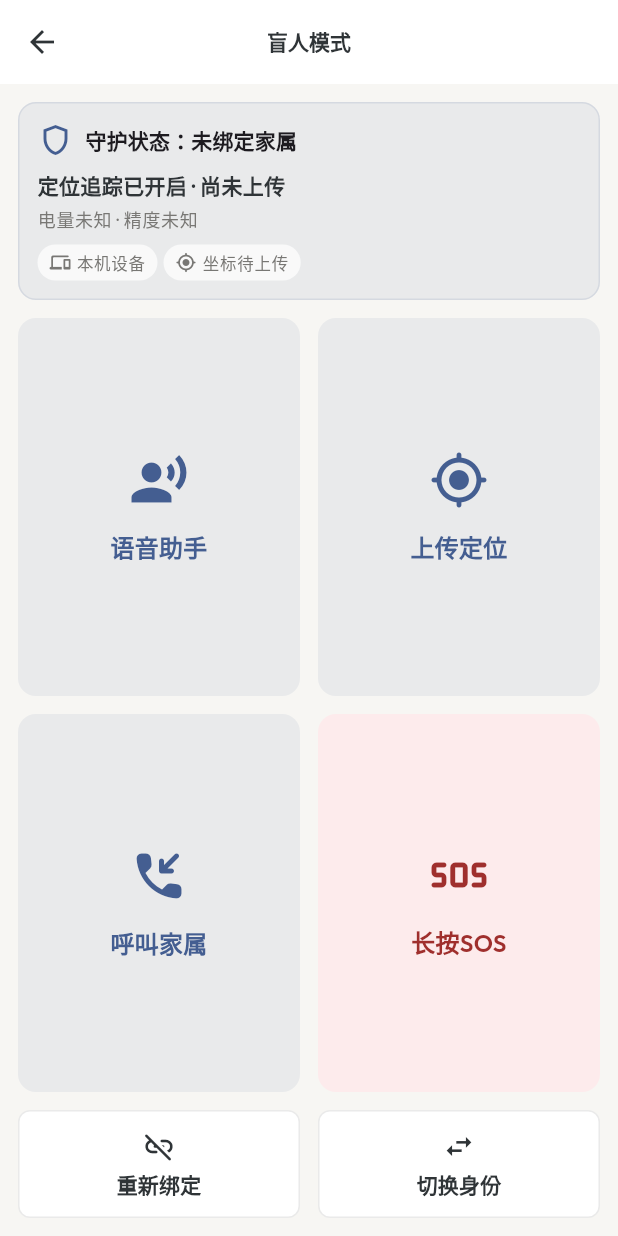
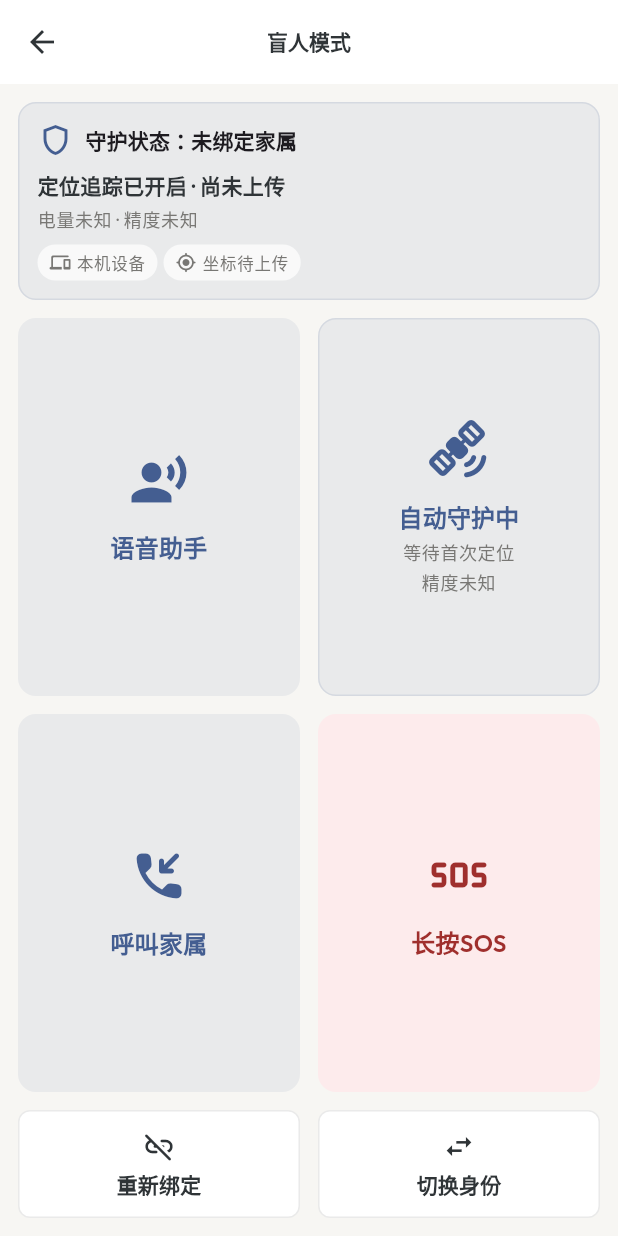
Before and after one commit to chius-me/globi-app, a Flutter app: the BlindHomeScreen screen opened directly, on a phone screen of 412 x 824 dp. Run offline on Flutter 3.47's test engine with Material 3 defaults, Android fonts, the phone set to English and light mode, and no system bars; drawn by our look-alikes of dynamic_color; our stand-ins replace app_links, battery_plus, device_info_plus, dio, flutter_local_notifications, flutter_map and 7 more; missing offline and left inert: record; accounts and stored records are empty.

Commit message:
feat(blind): refine SOS cancellation experience

```diff
--- a/lib/screens/blind_home_screen.dart
+++ b/lib/screens/blind_home_screen.dart
@@ -1,6 +1,7 @@
 import 'dart:async';
 
 import 'package:flutter/material.dart';
+import 'package:flutter/semantics.dart';
 import 'package:flutter/services.dart';
 import 'package:provider/provider.dart';
 import 'package:url_launcher/url_launcher.dart';
@@ -138,29 +139,19 @@ class _BlindHomeScreenState extends State<BlindHomeScreen>
     ).showSnackBar(const SnackBar(content: Text('当前无法打开拨号界面')));
   }
 
-  Future<void> _uploadLocation() async {
-    final blindMode = context.read<BlindModeProvider>();
-    await blindMode.uploadCurrentLocation(silentErrors: false);
-    if (!mounted || blindMode.errorMessage != null) {
-      return;
-    }
-    HapticFeedback.heavyImpact();
-    ScaffoldMessenger.of(
-      context,
-    ).showSnackBar(const SnackBar(content: Text('当前位置已上传给家属')));
-  }
-
   Future<void> _sendSos() async {
     _sosCountdownTimer?.cancel();
     if (mounted) {
       setState(() => _sosCountdownSeconds = 0);
     }
+    _announce('正在发送 SOS 求助');
     final blindMode = context.read<BlindModeProvider>();
     final result = await blindMode.sendSos();
     if (!mounted || result == null) {
       return;
     }
     HapticFeedback.heavyImpact();
+    _announce('SOS 已发送给家属');
     ScaffoldMessenger.of(
       context,
     ).showSnackBar(const SnackBar(content: Text('SOS 已发送给家属')));
@@ -176,6 +167,7 @@ class _BlindHomeScreenState extends State<BlindHomeScreen>
   void _startSosCountdown() {
     if (_sosCountdownSeconds > 0) return;
     HapticFeedback.heavyImpact();
+    _announce('SOS 倒计时开始，双击屏幕取消求助');
     setState(() => _sosCountdownSeconds = 10);
     _sosCountdownTimer?.cancel();
     _sosCountdownTimer = Timer.periodic(const Duration(seconds: 1), (timer) {
@@ -188,6 +180,11 @@ class _BlindHomeScreenState extends State<BlindHomeScreen>
         unawaited(_sendSos());
         return;
       }
+      HapticFeedback.vibrate();
+      final nextSecond = _sosCountdownSeconds - 1;
+      if (nextSecond == 5 || nextSecond <= 3) {
+        _announce('SOS 将在 $nextSecond 秒后发送');
+      }
       setState(() => _sosCountdownSeconds -= 1);
     });
   }
@@ -195,10 +192,19 @@ class _BlindHomeScreenState extends State<BlindHomeScreen>
   void _cancelSosCountdown() {
     _sosCountdownTimer?.cancel();
     HapticFeedback.selectionClick();
+    _announce('SOS 已取消');
     setState(() => _sosCountdownSeconds = 0);
     ScaffoldMessenger.of(
       context,
     ).showSnackBar(const SnackBar(content: Text('SOS 已取消')));
+  }
+
+  void _announce(String message) {
+    SemanticsService.sendAnnouncement(
+      View.of(context),
+      message,
+      TextDirection.ltr,
+    );
   }
 
   @override
@@ -215,7 +221,9 @@ class _BlindHomeScreenState extends State<BlindHomeScreen>
             centerTitle: true,
           ),
           body: SafeArea(
-            child: Padding(
+            child: Stack(
+              children: [
+                Padding(
                   padding: const EdgeInsets.all(Spacing.md),
                   child: Column(
                     children: [
@@ -254,7 +262,9 @@ class _BlindHomeScreenState extends State<BlindHomeScreen>
                                   children: [
                                     OutlinedButton.icon(
                                       onPressed: blindMode.openLocationSettings,
-                                  icon: const Icon(Icons.location_on_outlined),
+                                      icon: const Icon(
+                                        Icons.location_on_outlined,
+                                      ),
                                       label: const Text('打开定位设置'),
                                     ),
                                     OutlinedButton.icon(
@@ -270,13 +280,6 @@ class _BlindHomeScreenState extends State<BlindHomeScreen>
                         ),
                       _GuardianStatusCard(blindMode: blindMode),
                       const SizedBox(height: Spacing.md),
-                  if (_sosCountdownSeconds > 0) ...[
-                    _SosCountdownCard(
-                      seconds: _sosCountdownSeconds,
-                      onCancel: _cancelSosCountdown,
-                    ),
-                    const SizedBox(height: Spacing.md),
-                  ],
                       Expanded(
                         child: Row(
                           children: [
@@ -292,18 +295,8 @@ class _BlindHomeScreenState extends State<BlindHomeScreen>
                             ),
                             const SizedBox(width: Spacing.md),
                             Expanded(
-                          child: _BigButton(
-                            icon: blindMode.isUploadingLocation
-                                ? Icons.sync
-                                : Icons.my_location_rounded,
-                            label: blindMode.isUploadingLocation
-                                ? '上传中'
-                                : '上传定位',
-                            semanticsHint: '向家属上传当前定位',
-                            isLoading: blindMode.isUploadingLocation,
-                            onTap: blindMode.isUploadingLocation
-                                ? null
-                                : _uploadLocation,
+                              child: _LocationUploadStatusCard(
+                                blindMode: blindMode,
                               ),
                             ),
                           ],
@@ -318,7 +311,9 @@ class _BlindHomeScreenState extends State<BlindHomeScreen>
                                 icon: blindMode.isCallingFamily
                                     ? Icons.sync
                                     : Icons.phone_callback_rounded,
-                            label: blindMode.isCallingFamily ? '获取中' : '呼叫家属',
+                                label: blindMode.isCallingFamily
+                                    ? '获取中'
+                                    : '呼叫家属',
                                 semanticsHint: '打开拨号界面联系绑定家属',
                                 isLoading: blindMode.isCallingFamily,
                                 onTap: blindMode.isCallingFamily
@@ -333,10 +328,12 @@ class _BlindHomeScreenState extends State<BlindHomeScreen>
                                     ? Icons.sync
                                     : Icons.sos_rounded,
                                 label: blindMode.isSendingSos ? '发送中' : '长按SOS',
-                            semanticsHint: '长按发送紧急求助给家属',
+                                semanticsHint: '长按启动 SOS 倒计时',
                                 isLoading: blindMode.isSendingSos,
                                 isDestructive: true,
-                            onTap: blindMode.isSendingSos ? null : _showSosHint,
+                                onTap: blindMode.isSendingSos
+                                    ? null
+                                    : _showSosHint,
                                 onLongPress: blindMode.isSendingSos
                                     ? null
                                     : _startSosCountdown,
@@ -377,6 +374,13 @@ class _BlindHomeScreenState extends State<BlindHomeScreen>
                       ),
                     ],
                   ),
+                ),
+                if (_sosCountdownSeconds > 0)
+                  _FullScreenSosCancelOverlay(
+                    seconds: _sosCountdownSeconds,
+                    onCancel: _cancelSosCountdown,
+                  ),
+              ],
             ),
           ),
         );
@@ -499,53 +503,161 @@ class _BigButton extends StatelessWidget {
   }
 }
 
-class _SosCountdownCard extends StatelessWidget {
-  final int seconds;
-  final VoidCallback onCancel;
+class _LocationUploadStatusCard extends StatelessWidget {
+  final BlindModeProvider blindMode;
 
-  const _SosCountdownCard({required this.seconds, required this.onCancel});
+  const _LocationUploadStatusCard({required this.blindMode});
 
   @override
   Widget build(BuildContext context) {
     final theme = Theme.of(context);
+    final location = blindMode.lastUploadedLocation;
+    final uploadedAt =
+        location?.updatedAt ?? blindMode.lastUploadResult?.updatedAt;
+    final statusText = blindMode.isUploadingLocation ? '正在上传' : '自动守护中';
+    final detailText = uploadedAt == null
+        ? '等待首次定位'
+        : _relativeTime(uploadedAt);
+    final accuracyText = location?.accuracyMeters == null
+        ? '精度未知'
+        : '精度约 ${location!.accuracyMeters!.round()} 米';
+
     return Semantics(
       liveRegion: true,
-      label: 'SOS 将在 $seconds 秒后发送，点击取消可以停止发送',
+      label: '定位状态，$statusText，$detailText，$accuracyText',
       child: Container(
         width: double.infinity,
+        height: double.infinity,
         padding: const EdgeInsets.all(Spacing.md),
         decoration: BoxDecoration(
-          color: MinimalColors.accentRedBg,
+          color: theme.colorScheme.primary.withValues(alpha: 0.08),
           borderRadius: BorderRadius.circular(RadiusTokens.card),
           border: Border.all(
-            color: MinimalColors.accentRedText.withValues(alpha: 0.18),
+            color: theme.colorScheme.primary.withValues(alpha: 0.12),
+            width: BorderTokens.thin,
           ),
         ),
-        child: Row(
+        child: Column(
+          mainAxisAlignment: MainAxisAlignment.center,
+          children: [
+            if (blindMode.isUploadingLocation)
+              SizedBox(
+                width: 34,
+                height: 34,
+                child: CircularProgressIndicator(
+                  strokeWidth: 3,
+                  color: theme.colorScheme.primary,
+                ),
+              )
+            else
+              Icon(
+                Icons.satellite_alt_rounded,
+                size: 40,
+                color: theme.colorScheme.primary,
+              ),
+            const SizedBox(height: Spacing.md),
+            Text(
+              statusText,
+              textAlign: TextAlign.center,
+              style: theme.textTheme.titleMedium?.copyWith(
+                color: theme.colorScheme.primary,
+                fontWeight: FontWeight.w700,
+              ),
+            ),
+            const SizedBox(height: Spacing.xs),
+            Text(
+              detailText,
+              textAlign: TextAlign.center,
+              style: theme.textTheme.bodySmall?.copyWith(
+                color: MinimalColors.textSecondary,
+              ),
+            ),
+            const SizedBox(height: Spacing.xs),
+            Text(
+              accuracyText,
+              textAlign: TextAlign.center,
+              style: theme.textTheme.bodySmall?.copyWith(
+                color: MinimalColors.textSecondary,
+              ),
+            ),
+          ],
+        ),
+      ),
+    );
+  }
+}
+
+class _FullScreenSosCancelOverlay extends StatelessWidget {
+  final int seconds;
+  final VoidCallback onCancel;
+
+  const _FullScreenSosCancelOverlay({
+    required this.seconds,
+    required this.onCancel,
+  });
+
+  @override
+  Widget build(BuildContext context) {
+    final theme = Theme.of(context);
+    return Positioned.fill(
+      child: Semantics(
+        button: true,
+        liveRegion: true,
+        label: 'SOS 将在 $seconds 秒后发送，双击屏幕取消 SOS',
+        hint: '双击取消 SOS',
+        child: GestureDetector(
+          behavior: HitTestBehavior.opaque,
+          onTap: onCancel,
+          onDoubleTap: onCancel,
+          child: Container(
+            color: MinimalColors.accentRedText.withValues(alpha: 0.96),
+            padding: const EdgeInsets.all(Spacing.xl),
+            child: Column(
+              mainAxisAlignment: MainAxisAlignment.center,
               children: [
                 const Icon(
                   Icons.warning_rounded,
-              color: MinimalColors.accentRedText,
+                  size: 72,
+                  color: MinimalColors.textInverse,
                 ),
-            const SizedBox(width: Spacing.sm),
-            Expanded(
-              child: Text(
+                const SizedBox(height: Spacing.xl),
+                Text(
                   '$seconds 秒后发送 SOS',
-                style: theme.textTheme.titleMedium?.copyWith(
-                  color: MinimalColors.accentRedText,
+                  textAlign: TextAlign.center,
+                  style: theme.textTheme.headlineMedium?.copyWith(
+                    color: MinimalColors.textInverse,
+                    fontWeight: FontWeight.w800,
+                  ),
+                ),
+                const SizedBox(height: Spacing.lg),
+                Text(
+                  '双击屏幕取消 SOS',
+                  textAlign: TextAlign.center,
+                  style: theme.textTheme.titleLarge?.copyWith(
+                    color: MinimalColors.textInverse,
                     fontWeight: FontWeight.w700,
                   ),
                 ),
+                const SizedBox(height: Spacing.xxl),
+                Container(
+                  width: double.infinity,
+                  padding: const EdgeInsets.symmetric(vertical: Spacing.lg),
+                  decoration: BoxDecoration(
+                    color: MinimalColors.textInverse,
+                    borderRadius: BorderRadius.circular(RadiusTokens.card),
                   ),
-            FilledButton(
-              onPressed: onCancel,
-              style: FilledButton.styleFrom(
-                backgroundColor: MinimalColors.accentRedText,
-                foregroundColor: MinimalColors.textInverse,
+                  child: Text(
+                    '取消 SOS',
+                    textAlign: TextAlign.center,
+                    style: theme.textTheme.titleLarge?.copyWith(
+                      color: MinimalColors.accentRedText,
+                      fontWeight: FontWeight.w800,
                     ),
-              child: const Text('取消'),
+                  ),
                 ),
               ],
+            ),
+          ),
         ),
       ),
     );
```
Also changed, not shown: 1 other file. Lines whose indentation alone changed are shown as unchanged.
